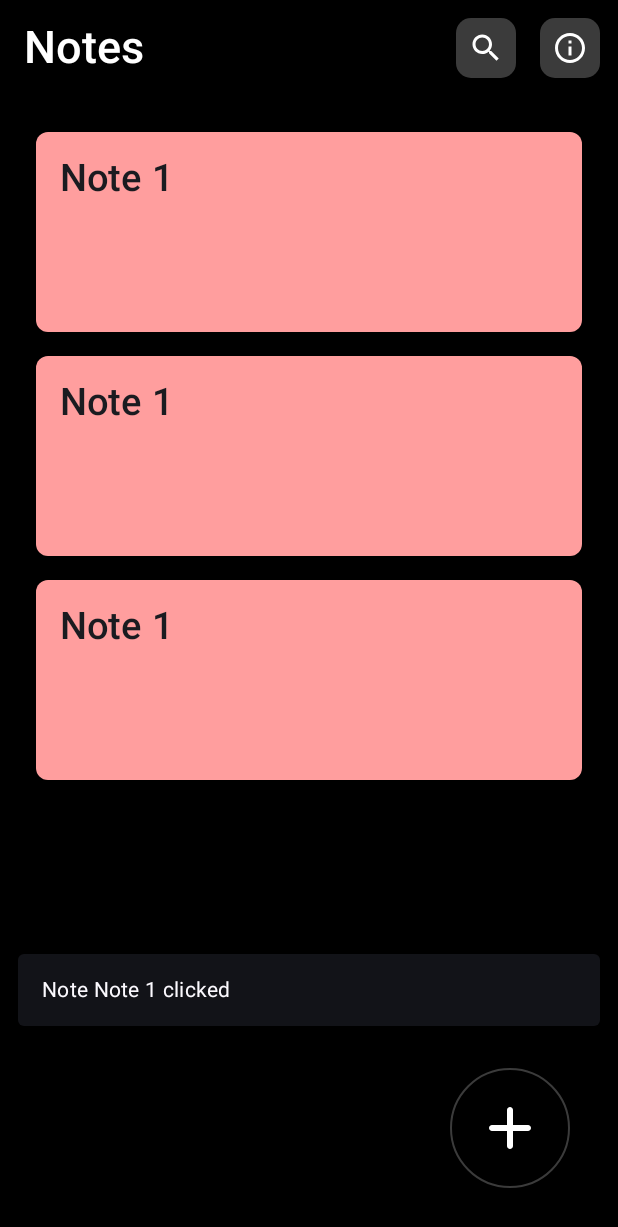
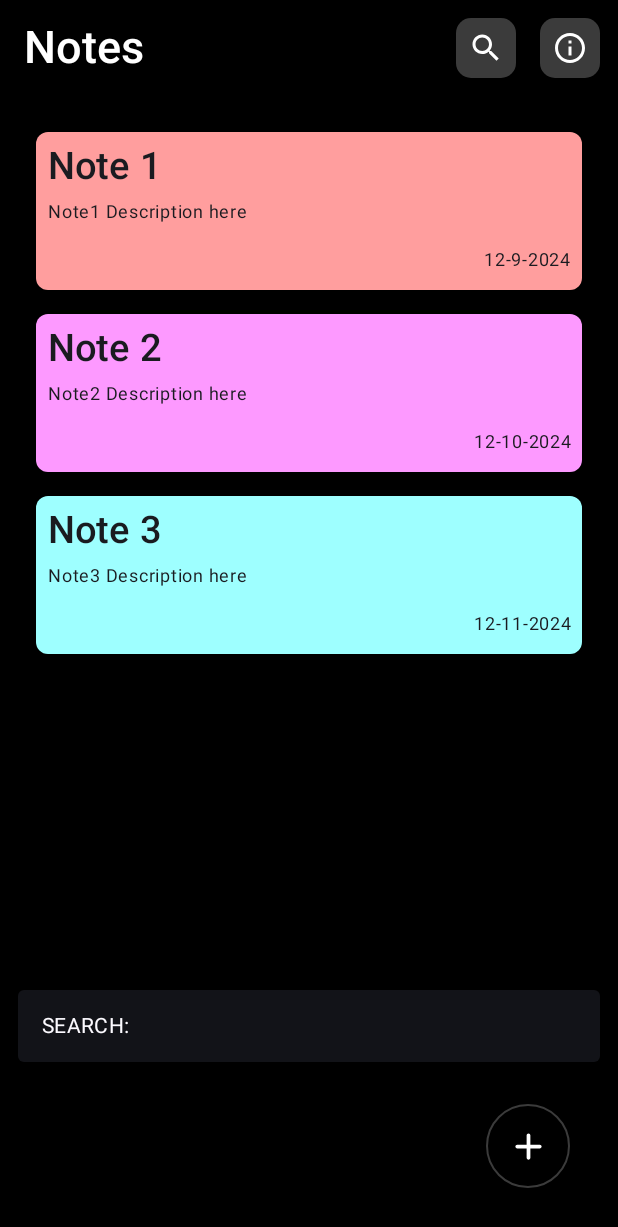
Before and after one commit to aamir046/JetapckCompose-sample-notes-app, an Android app built with Jetpack Compose: the screen it shows after launch (MainActivity), after a tap on "Search", on a phone screen of 412 x 824 dp. Shown: the top 1227 px of the screen. Run offline under Robolectric (Android 15) with nearby library versions, the phone set to English and light mode, and no system bars; our stand-ins replace Dagger/Hilt's generated code, Timber; 3 other taps on this screen came first.

Commit message:
AddNotes screen viewmodel added with basic actions navigation from home to add note screen add

```diff
--- a/app/src/main/java/com/example/jetpackcompose/NoteAppNavGraph.kt
+++ b/app/src/main/java/com/example/jetpackcompose/NoteAppNavGraph.kt
@@ -1,9 +1,8 @@
 package com.example.jetpackcompose
 
-import android.app.Activity
-import androidx.compose.material.DrawerState
-import androidx.compose.material.DrawerValue
-import androidx.compose.material.rememberDrawerState
+import androidx.compose.material3.DrawerState
+import androidx.compose.material3.DrawerValue
+import androidx.compose.material3.rememberDrawerState
 import androidx.compose.runtime.Composable
 import androidx.compose.runtime.getValue
 import androidx.compose.runtime.remember
@@ -16,9 +15,8 @@ import androidx.navigation.compose.composable
 import androidx.navigation.compose.currentBackStackEntryAsState
 import androidx.navigation.compose.rememberNavController
 import androidx.navigation.navArgument
-import com.example.jetpackcompose.TodoDestinationsArgs.TASK_ID_ARG
-import com.example.jetpackcompose.TodoDestinationsArgs.TITLE_ARG
-import com.example.jetpackcompose.TodoDestinationsArgs.USER_MESSAGE_ARG
+import com.example.jetpackcompose.NotesAppArgs.USER_MESSAGE_ARG
+import com.example.jetpackcompose.ui.addnote.AddNoteScreen
 import com.example.jetpackcompose.ui.home.HomeScreen
 import kotlinx.coroutines.CoroutineScope
 
@@ -28,7 +26,7 @@ fun NoteAppNavGraph(
     navController: NavHostController = rememberNavController(),
     coroutineScope: CoroutineScope = rememberCoroutineScope(),
     drawerState: DrawerState = rememberDrawerState(initialValue = DrawerValue.Closed),
-    startDestination: String = TodoDestinations.HOME_ROUTE,
+    startDestination: String = NotesAppDestinations.HOME_ROUTE,
     navActions: NoteAppNavigation = remember(navController) {
         NoteAppNavigation(navController)
     }
@@ -42,58 +40,21 @@ fun NoteAppNavGraph(
         modifier = modifier
     ) {
         composable(
-            TodoDestinations.HOME_ROUTE,
+            NotesAppDestinations.HOME_ROUTE,
             arguments = listOf(
                 navArgument(USER_MESSAGE_ARG) { type = NavType.IntType; defaultValue = 0 }
             )
         ) { entry ->
-            HomeScreen()
-//            AppModalDrawer(drawerState, currentRoute, navActions) {
-//                TasksScreen(
-//                    userMessage = entry.arguments?.getInt(USER_MESSAGE_ARG)!!,
-//                    onUserMessageDisplayed = { entry.arguments?.putInt(USER_MESSAGE_ARG, 0) },
-//                    onAddTask = { navActions.navigateToAddEditTask(R.string.add_task, null) },
-//                    onTaskClick = { task -> navActions.navigateToTaskDetail(task.id) },
-//                    openDrawer = { coroutineScope.launch { drawerState.open() } }
-//                )
-//            }
-        }
-        composable(TodoDestinations.STATISTICS_ROUTE) {
-//            AppModalDrawer(drawerState, currentRoute, navActions) {
-//                StatisticsScreen(openDrawer = { coroutineScope.launch { drawerState.open() } })
-//            }
+            HomeScreen(
+                onAddTask = {navActions.navigateToAddEditTask()}
+            )
         }
         composable(
-            TodoDestinations.ADD_EDIT_TASK_ROUTE,
-            arguments = listOf(
-                navArgument(TITLE_ARG) { type = NavType.IntType },
-                navArgument(TASK_ID_ARG) { type = NavType.StringType; nullable = true },
-            )
+            NotesAppDestinations.ADD_TASK_ROUTE
         ) { entry ->
-            val taskId = entry.arguments?.getString(TASK_ID_ARG)
-//            AddEditTaskScreen(
-//                topBarTitle = entry.arguments?.getInt(TITLE_ARG)!!,
-//                onTaskUpdate = {
-//                    navActions.navigateToTasks(
-//                        if (taskId == null) ADD_EDIT_RESULT_OK else EDIT_RESULT_OK
-//                    )
-//                },
-//                onBack = { navController.popBackStack() }
-//            )
-        }
-        composable(TodoDestinations.TASK_DETAIL_ROUTE) {
-//            TaskDetailScreen(
-//                onEditTask = { taskId ->
-//                    navActions.navigateToAddEditTask(R.string.edit_task, taskId)
-//                },
-//                onBack = { navController.popBackStack() },
-//                onDeleteTask = { navActions.navigateToTasks(DELETE_RESULT_OK) }
-//            )
+           AddNoteScreen(
+               onback = { navController.popBackStack() }
+           )
         }
     }
 }
-
-// Keys for navigation
-const val ADD_EDIT_RESULT_OK = Activity.RESULT_FIRST_USER + 1
-const val DELETE_RESULT_OK = Activity.RESULT_FIRST_USER + 2
-const val EDIT_RESULT_OK = Activity.RESULT_FIRST_USER + 3
--- a/app/src/main/java/com/example/jetpackcompose/ui/home/HomeContract.kt
+++ b/app/src/main/java/com/example/jetpackcompose/ui/home/HomeContract.kt
@@ -22,7 +22,6 @@ data class HomeState(
 
 sealed class HomeAction {
     data class ShowUserMessage(val message: String) : HomeAction()
-    data object AddNote : HomeAction()
     data object Search : HomeAction()
     data object Info : HomeAction()
 }
--- a/app/src/main/java/com/example/jetpackcompose/ui/home/HomeScreen.kt
+++ b/app/src/main/java/com/example/jetpackcompose/ui/home/HomeScreen.kt
@@ -11,6 +11,7 @@ import androidx.compose.foundation.layout.fillMaxSize
 import androidx.compose.foundation.layout.fillMaxWidth
 import androidx.compose.foundation.layout.height
 import androidx.compose.foundation.layout.padding
+import androidx.compose.foundation.layout.width
 import androidx.compose.foundation.lazy.LazyColumn
 import androidx.compose.foundation.shape.CircleShape
 import androidx.compose.foundation.shape.RoundedCornerShape
@@ -55,7 +56,8 @@ import com.example.jetpackcompose.utils.Utils
 fun HomeScreen(
     modifier: Modifier = Modifier,
     viewmodel: HomeViewModel = hiltViewModel(),
-    snackbarHostState: SnackbarHostState = remember { SnackbarHostState() }
+    snackbarHostState: SnackbarHostState = remember { SnackbarHostState() },
+    onAddTask: () -> Unit = {},
 ) {
 
     val uiState: HomeState by viewmodel.uiState.collectAsStateWithLifecycle()
@@ -70,7 +72,7 @@ fun HomeScreen(
         },
         floatingActionButton = {
             FloatingActionButton(
-                onClick = { /* Handle the click event */ },
+                onClick = { onAddTask.invoke() },
                 modifier = Modifier
                     .padding(16.dp)
                     .border(1.dp, color = btnColors, shape = CircleShape),
@@ -83,7 +85,7 @@ fun HomeScreen(
                     ),
                     contentDescription = "Add",
                     tint = Color.White,
-                    modifier = Modifier.padding(all = 16.dp)
+                    modifier = Modifier.height(30.dp).width(30.dp)
                 )
             }
         },
@@ -163,22 +165,22 @@ fun NotesList(notes: ArrayList<Notes>, onAction: (HomeAction) -> Unit) {
             ) {
                 // Card content here
                 Column(
-                    modifier = Modifier.padding(16.dp).fillMaxWidth() // Padding inside the card
+                    modifier = Modifier.padding(8.dp).fillMaxWidth() // Padding inside the card
                 ) {
                     Text(text = notes[index].title,
                         fontSize = 25.sp,
                         fontWeight = FontWeight.Medium,
                         modifier = Modifier.fillMaxWidth()
                     )
-                    Spacer(modifier = Modifier.height(8.dp))
+                    Spacer(modifier = Modifier.height(4.dp))
                     Text(text = notes[index].description,
                         fontSize = 12.sp,
                         fontWeight = FontWeight.Normal,
                         modifier = Modifier.fillMaxWidth(),
-                        maxLines = 3,
+                        maxLines = 2,
                         overflow = TextOverflow.Ellipsis
                     )
-                    Spacer(modifier = Modifier.height(16.dp))
+                    Spacer(modifier = Modifier.height(8.dp))
                     Text(text = notes[index].date,
                         fontSize = 12.sp,
                         fontWeight = FontWeight.Normal,
@@ -193,7 +195,7 @@ fun NotesList(notes: ArrayList<Notes>, onAction: (HomeAction) -> Unit) {
 
 //@Preview(name = "Large Screen Preview", device = "spec:width=720dp,height=1280dp", showSystemUi = true)
 //@Preview(name = "Small Screen Preview", device = "spec:width=320dp,height=480dp", showSystemUi = true)
-@Preview(showBackground = true, name = "Notes List")
+@Preview(showBackground = true, name = "Notes List", device = Devices.PIXEL_2)
 @Composable
 fun NotesListPreview() {
     val notes = arrayListOf<Notes>()
@@ -218,7 +220,7 @@ fun NotesListPreview() {
                     ),
                     contentDescription = "Add",
                     tint = Color.White,
-                    modifier = Modifier.padding(all = 16.dp)
+                    modifier = Modifier.height(30.dp).width(30.dp)
                 )
             }
         })
@@ -238,7 +240,7 @@ fun NotesListPreview() {
 }
 
 //@Preview(showBackground = true, name = "Empty View", device = Devices.NEXUS_5)
-@Preview(showBackground = true, name = "Empty View")
+@Preview(showBackground = true, name = "Empty View", device = Devices.PIXEL_2)
 @Composable
 fun EmptyNotesPreview() {
     Scaffold(
--- a/app/src/main/java/com/example/jetpackcompose/ui/home/HomeViewModel.kt
+++ b/app/src/main/java/com/example/jetpackcompose/ui/home/HomeViewModel.kt
@@ -5,21 +5,21 @@ import androidx.lifecycle.SavedStateHandle
 import androidx.lifecycle.ViewModel
 import androidx.lifecycle.viewModelScope
 import com.example.jetpackcompose.ui.home.model.Notes
+import com.example.jetpackcompose.utils.NotesColor
 import dagger.hilt.android.lifecycle.HiltViewModel
 import kotlinx.coroutines.flow.MutableStateFlow
 import kotlinx.coroutines.flow.SharingStarted
 import kotlinx.coroutines.flow.StateFlow
 import kotlinx.coroutines.flow.combine
 import kotlinx.coroutines.flow.stateIn
+import timber.log.Timber
 import javax.inject.Inject
 
 @HiltViewModel
 class HomeViewModel @Inject constructor(
     savedStateHandle: SavedStateHandle
 ) : ViewModel() {
-
-
-
+    // UI state exposed to the UI
     private val _showMessage: MutableStateFlow<String?> = MutableStateFlow("")
     private val _userNotes: MutableStateFlow<ArrayList<Notes>> = MutableStateFlow(arrayListOf())
 
@@ -33,9 +33,9 @@ class HomeViewModel @Inject constructor(
 
     private fun addNotes() {
         val notes = arrayListOf<Notes>()
-        notes.add(Notes("Note 1"))
-        notes.add(Notes("Note 1"))
-        notes.add(Notes("Note 1"))
+        notes.add(Notes("Note 1", description = "Note1 Description here", color = NotesColor.RED, date = "12-9-2024"))
+        notes.add(Notes("Note 2", description = "Note2 Description here", color = NotesColor.PURPLE, date = "12-10-2024"))
+        notes.add(Notes("Note 3", description = "Note3 Description here", color = NotesColor.SKYBLUE,date = "12-11-2024"))
         _userNotes.value = notes
     }
 
@@ -46,17 +46,16 @@ class HomeViewModel @Inject constructor(
                 showSnackBarMessage(action.message)
             }
 
-            HomeAction.AddNote -> {
-                Log.e("ClickAction", "ADDNOTE: " )
-            }
             HomeAction.Info -> {
-                Log.e("ClickAction", "INFO: " )
+                showSnackBarMessage("INFO: ")
+                Timber.tag("ClickAction").e("INFO: ")
             }
             HomeAction.Search -> {
-                Log.e("ClickAction", "SEARCH: " )
+                showSnackBarMessage("SEARCH: ")
+                Timber.tag("ClickAction").e("SEARCH: ")
             }
             else -> {
-                Log.e("Action", "ELSE: " )
+                Timber.tag("Action").e("ELSE: ")
             }
         }
     }
```
Also changed, not shown: app/src/main/java/com/example/jetpackcompose/NoteAppNavigation.kt (+14 -78 lines), app/src/main/java/com/example/jetpackcompose/ui/addnote/AddNoteScreen.kt (+46 -11 lines), app/src/main/java/com/example/jetpackcompose/ui/addnote/AddNoteViewModel.kt (+38 -0 lines), app/src/main/java/com/example/jetpackcompose/ui/addnote/AddNotesContract.kt (+18 -0 lines), app/src/main/java/com/example/jetpackcompose/utils/AppBar.kt (+8 -4 lines).
